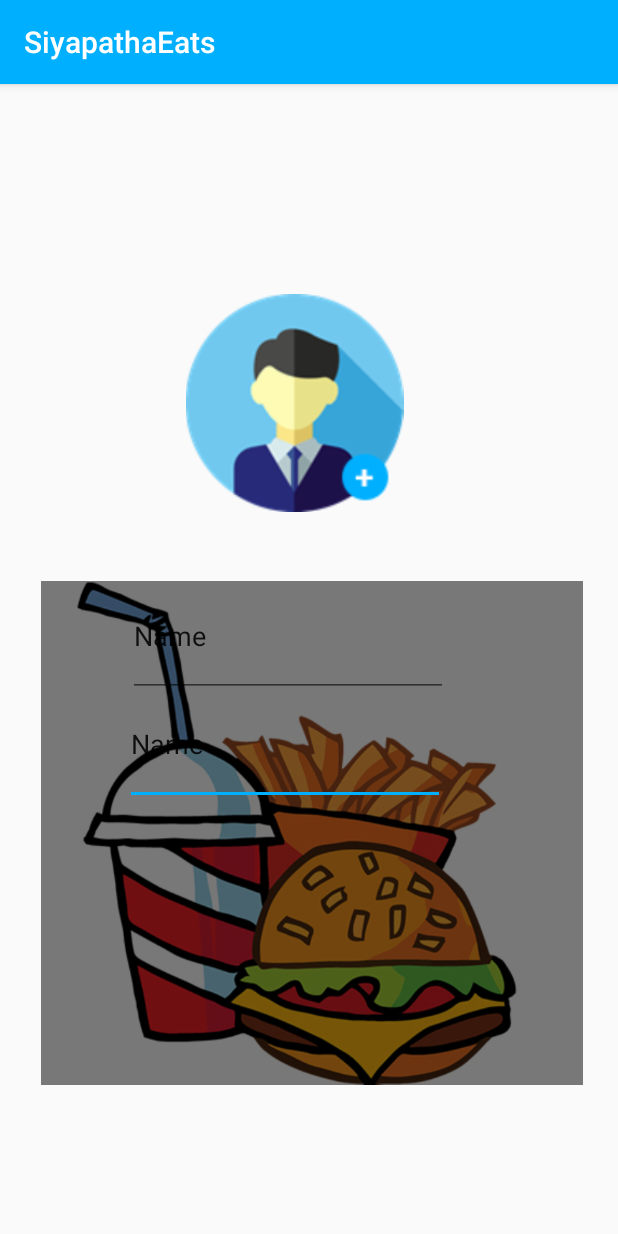
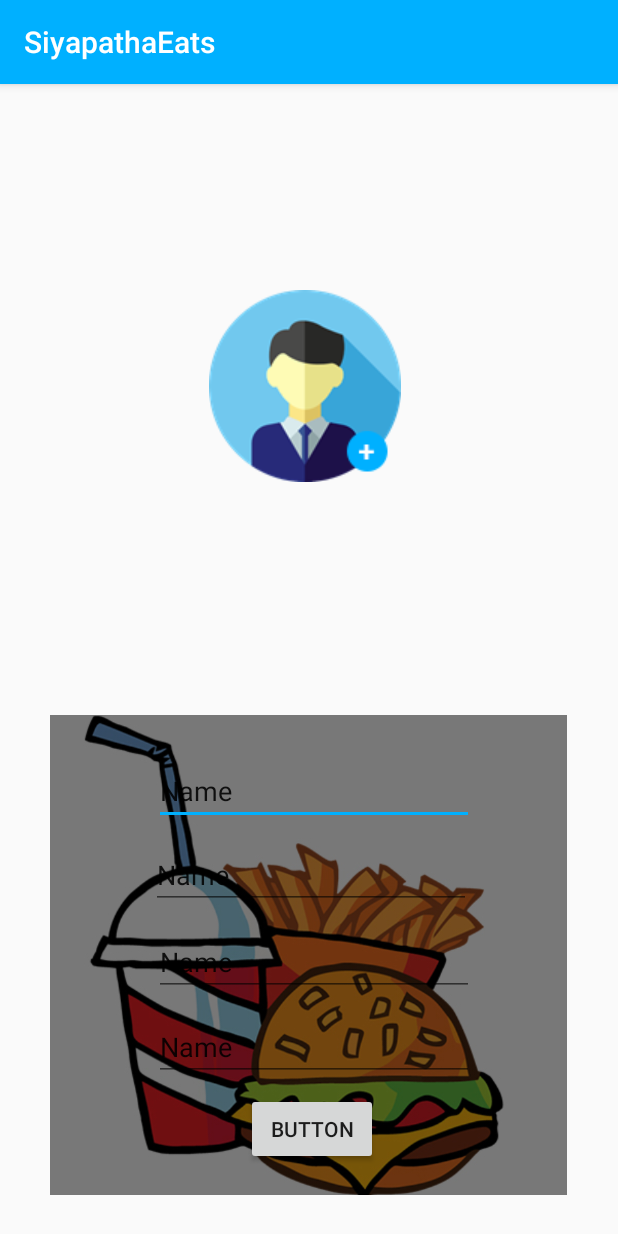
Before and after one commit to ruwanliyanage123/SiyapathaEats, an Android app: the screen it shows after launch (RegisterActivity), on a phone screen of 412 x 824 dp. Run offline under Robolectric (Android 15) with nearby library versions, the phone set to English and light mode, and no system bars.

Commit message:
reform the user registration

```diff
--- a/app/src/main/res/layout/activity_register.xml
+++ b/app/src/main/res/layout/activity_register.xml
@@ -8,63 +8,85 @@
     tools:context=".Activities.RegisterActivity">
 
     <ImageView
-        android:id="@+id/imageView10"
-        android:layout_width="361dp"
-        android:layout_height="498dp"
+        android:id="@+id/imageView"
+        android:layout_width="wrap_content"
+        android:layout_height="320dp"
         android:layout_alignParentStart="true"
-        android:layout_alignParentTop="true"
         android:layout_alignParentEnd="true"
         android:layout_alignParentBottom="true"
-        android:layout_marginStart="27dp"
-        android:layout_marginTop="232dp"
-        android:layout_marginEnd="23dp"
-        android:layout_marginBottom="1dp"
-        android:src="@drawable/banner" />
-
-    <ImageView
-        android:id="@+id/imageView8"
-        android:layout_width="164dp"
-        android:layout_height="145dp"
-        android:layout_alignBottom="@+id/imageView7"
-        android:layout_alignParentStart="true"
-        android:layout_alignParentTop="true"
-        android:layout_alignParentEnd="true"
-        android:layout_marginStart="114dp"
-        android:layout_marginTop="140dp"
-        android:layout_marginEnd="133dp"
-        android:layout_marginBottom="422dp"
-        android:src="@drawable/userphoto" />
+        android:layout_marginStart="33dp"
+        android:layout_marginEnd="34dp"
+        android:layout_marginBottom="27dp"
+        app:srcCompat="@drawable/banner" />
 
     <EditText
-        android:id="@+id/editText2"
-        android:layout_width="300dp"
+        android:id="@+id/editText"
+        android:layout_width="wrap_content"
         android:layout_height="wrap_content"
-        android:layout_alignParentStart="true"
-        android:layout_alignParentTop="true"
         android:layout_alignParentEnd="true"
         android:layout_alignParentBottom="true"
-        android:layout_marginStart="83dp"
-        android:layout_marginTop="400dp"
-        android:layout_marginEnd="115dp"
-        android:layout_marginBottom="287dp"
+        android:layout_marginEnd="96dp"
+        android:layout_marginBottom="274dp"
         android:ems="10"
         android:inputType="textPersonName"
         android:text="Name" />
 
     <EditText
-        android:id="@+id/editText"
-        android:layout_width="300dp"
+        android:id="@+id/editText5"
+        android:layout_width="wrap_content"
+        android:layout_height="wrap_content"
+        android:layout_alignParentEnd="true"
+        android:layout_alignParentBottom="true"
+        android:layout_marginEnd="98dp"
+        android:layout_marginBottom="218dp"
+        android:ems="10"
+        android:inputType="textPersonName"
+        android:text="Name" />
+
+    <EditText
+        android:id="@+id/editText6"
+        android:layout_width="wrap_content"
+        android:layout_height="wrap_content"
+        android:layout_alignParentEnd="true"
+        android:layout_alignParentBottom="true"
+        android:layout_marginEnd="96dp"
+        android:layout_marginBottom="160dp"
+        android:ems="10"
+        android:inputType="textPersonName"
+        android:text="Name" />
+
+    <EditText
+        android:id="@+id/editText7"
+        android:layout_width="wrap_content"
+        android:layout_height="wrap_content"
+        android:layout_alignParentEnd="true"
+        android:layout_alignParentBottom="true"
+        android:layout_marginEnd="96dp"
+        android:layout_marginBottom="103dp"
+        android:ems="10"
+        android:inputType="textPersonName"
+        android:text="Name" />
+
+    <Button
+        android:id="@+id/button3"
+        android:layout_width="wrap_content"
+        android:layout_height="wrap_content"
+        android:layout_alignParentEnd="true"
+        android:layout_alignParentBottom="true"
+        android:layout_marginEnd="160dp"
+        android:layout_marginBottom="47dp"
+        android:text="Button" />
+
+    <ImageView
+        android:id="@+id/imageView6"
+        android:layout_width="138dp"
         android:layout_height="wrap_content"
         android:layout_alignParentStart="true"
         android:layout_alignParentTop="true"
         android:layout_alignParentEnd="true"
-        android:layout_alignParentBottom="true"
-        android:layout_marginStart="85dp"
-        android:layout_marginTop="328dp"
-        android:layout_marginEnd="113dp"
-        android:layout_marginBottom="359dp"
-        android:ems="10"
-        android:inputType="textPersonName"
-        android:text="Name" />
+        android:layout_marginStart="134dp"
+        android:layout_marginTop="137dp"
+        android:layout_marginEnd="139dp"
+        app:srcCompat="@drawable/userphoto" />
 
 </RelativeLayout>
```
